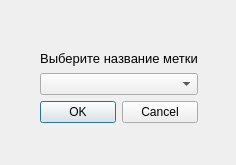
Qt form UI/sorting.ui (Klef99/yandexlyceum-pyqt) before a commit.
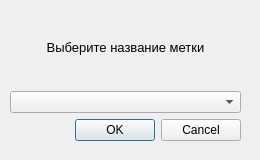
The same form after that commit.

```diff
--- a/UI/sorting.ui
+++ b/UI/sorting.ui
@@ -6,8 +6,8 @@
    <rect>
     <x>0</x>
     <y>0</y>
-    <width>236</width>
-    <height>165</height>
+    <width>260</width>
+    <height>160</height>
    </rect>
   </property>
   <property name="windowTitle">
@@ -16,10 +16,10 @@
   <widget class="QWidget" name="layoutWidget">
    <property name="geometry">
     <rect>
-     <x>40</x>
-     <y>50</y>
-     <width>158</width>
-     <height>73</height>
+     <x>10</x>
+     <y>10</y>
+     <width>231</width>
+     <height>131</height>
     </rect>
    </property>
    <layout class="QVBoxLayout" name="verticalLayout">
```
